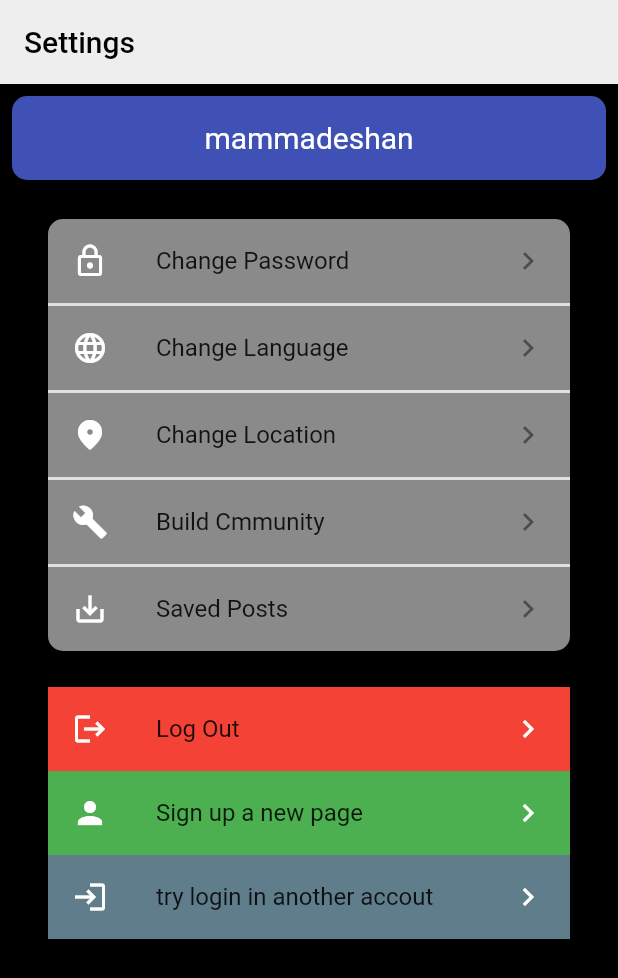
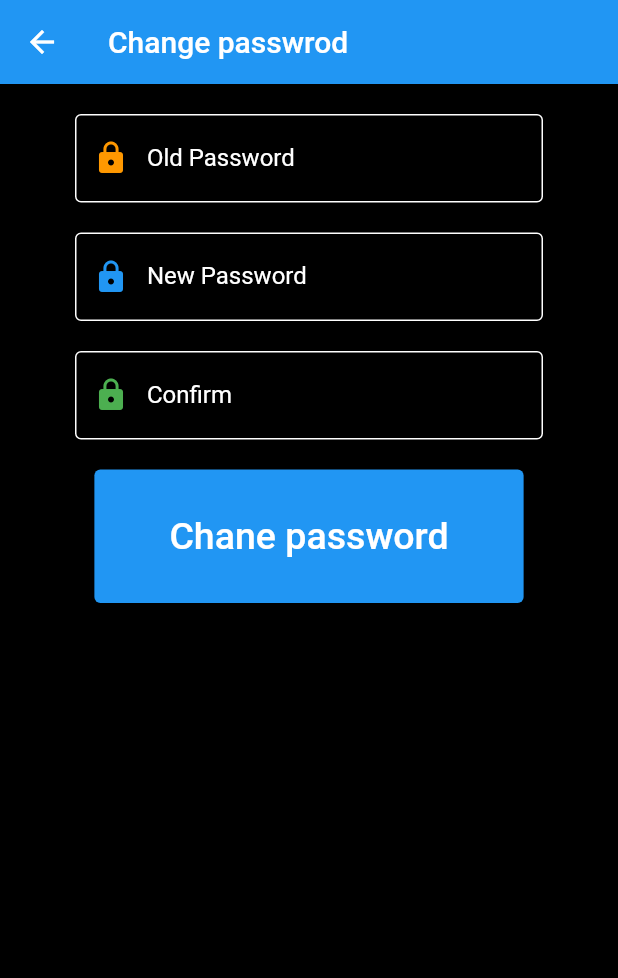
Before and after one commit to MohammadHuseyn/Reddit-SBU, a Flutter app: the Settings screen opened directly with sample values from the repository, after a tap on "Change Password", on a phone screen of 412 x 824 dp. Shown: the top 978 px of the screen. Run offline on Flutter 3.47's test engine with Material 2 defaults, Android fonts, the light colour scheme and no system bars; our stand-ins replace file_picker; missing offline and left inert: dart:html, firebase_auth_web, firebase_core_web, google_sign_in_web; accounts and stored records are empty.

Commit message:
change password page finished

```diff
--- a/lib/bottomSwitcher/settings.dart
+++ b/lib/bottomSwitcher/settings.dart
@@ -2,6 +2,7 @@ import 'package:flutter/material.dart';
 import 'package:test_mu/Authentication/Login.dart';
 import 'package:test_mu/Authentication/Signup.dart';
 import 'package:test_mu/PageNavigator.dart';
+import 'package:test_mu/setting%20pages/ChangePass.dart';
 import 'package:test_mu/setting%20pages/SavedPosts.dart';
 
 import '../Classes/User.dart';
@@ -70,7 +71,7 @@ class _SettingsState extends State<Settings> {
                         ),
                         title: Text("Change Password"),
                         trailing: Icon(Icons.keyboard_arrow_right),
-                        onTap: () {},
+                        onTap: () {Navigator.push(context, MaterialPageRoute(builder: (context) => ChangePass()));},
                       ),
                       Container(
                         width: double.infinity,
--- /dev/null
+++ b/lib/setting pages/ChangePass.dart
@@ -0,0 +1,118 @@
+import 'package:flutter/cupertino.dart';
+import 'package:flutter/material.dart';
+import 'package:test_mu/PageNavigator.dart';
+import 'package:test_mu/main.dart';
+
+class ChangePass extends StatefulWidget {
+  @override
+  State<ChangePass> createState() => _ChangePassState();
+}
+
+class _ChangePassState extends State<ChangePass> {
+  var lastC = new TextEditingController();
+  var newC = new TextEditingController();
+  var confirmC = new TextEditingController();
+
+  @override
+  Widget build(BuildContext context) {
+    return Scaffold(
+      backgroundColor: Colors.black,
+      appBar: AppBar(
+        title: Text("Change passwrod"),
+      ),
+      body: Column(
+        children: [
+          Padding(
+            padding: const EdgeInsets.only(left: 50, right: 50, top: 20),
+            child: TextField(
+              controller: lastC,
+              style: TextStyle(color: Colors.white),
+              decoration: InputDecoration(
+                border: OutlineInputBorder(
+                    borderSide: BorderSide(color: Colors.white)),
+                hintText: 'Enter old password',
+                hintStyle: TextStyle(color: Colors.white),
+                labelStyle: TextStyle(color: Colors.white),
+                enabledBorder: OutlineInputBorder(
+                    borderSide: const BorderSide(color: Colors.white)),
+                labelText: 'Old Password',
+                prefixIcon: Icon(
+                  Icons.lock,
+                  color: Colors.orange,
+                ),
+              ),
+            ),
+          ),
+          Padding(
+            padding: const EdgeInsets.only(left: 50, right: 50, top: 20),
+            child: TextField(
+              controller: newC,
+              style: TextStyle(color: Colors.white),
+              decoration: InputDecoration(
+                border: OutlineInputBorder(
+                    borderSide: BorderSide(color: Colors.white)),
+                hintText: 'Enter new password',
+                hintStyle: TextStyle(color: Colors.white),
+                labelStyle: TextStyle(color: Colors.white),
+                enabledBorder: OutlineInputBorder(
+                    borderSide: const BorderSide(color: Colors.white)),
+                labelText: 'New Password',
+                prefixIcon: Icon(
+                  Icons.lock,
+                  color: Colors.blue,
+                ),
+              ),
+            ),
+          ),
+          Padding(
+            padding: const EdgeInsets.only(left: 50, right: 50, top: 20),
+            child: TextField(
+              controller: confirmC,
+              style: TextStyle(color: Colors.white),
+              decoration: InputDecoration(
+                border: OutlineInputBorder(
+                    borderSide: BorderSide(color: Colors.white)),
+                hintText: 'Confirm you password',
+                hintStyle: TextStyle(color: Colors.white),
+                labelStyle: TextStyle(color: Colors.white),
+                enabledBorder: OutlineInputBorder(
+                    borderSide: const BorderSide(color: Colors.white)),
+                labelText: 'Confirm',
+                prefixIcon: Icon(
+                  Icons.lock,
+                  color: Colors.green,
+                ),
+              ),
+            ),
+          ),
+          Padding(
+            padding: const EdgeInsets.only(top: 20),
+            child: ElevatedButton(onPressed: () {
+              if (lastC.text == "" || newC.text == "" || confirmC.text == ""){
+                ScaffoldMessenger.of(context).showSnackBar(SnackBar(
+                  content: Text("fields can't be empty"),
+                ));
+              }else if (lastC.text != mainUser.password) {
+                ScaffoldMessenger.of(context).showSnackBar(SnackBar(
+                  content: Text("last password doesn't match"),
+                ));
+              }else if (newC.text != confirmC.text){
+                ScaffoldMessenger.of(context).showSnackBar(SnackBar(
+                  content: Text("new pass and confirm pass doesn't match"),
+                ));
+              }else {
+                mainUser.password = newC.text;
+                Navigator.pop(context);
+                ScaffoldMessenger.of(context).showSnackBar(SnackBar(
+                  content: Text("Password changed successfully"),
+                ));
+              }
+            }, child: Text("Chane password",style: TextStyle(color: Colors.white,fontSize: 25),),
+              style: ElevatedButton.styleFrom(padding: EdgeInsets.only(top: 30, left: 50, right: 50,bottom: 30)),
+            ),
+          ),
+        ],
+      ),
+    );
+  }
+}
```
